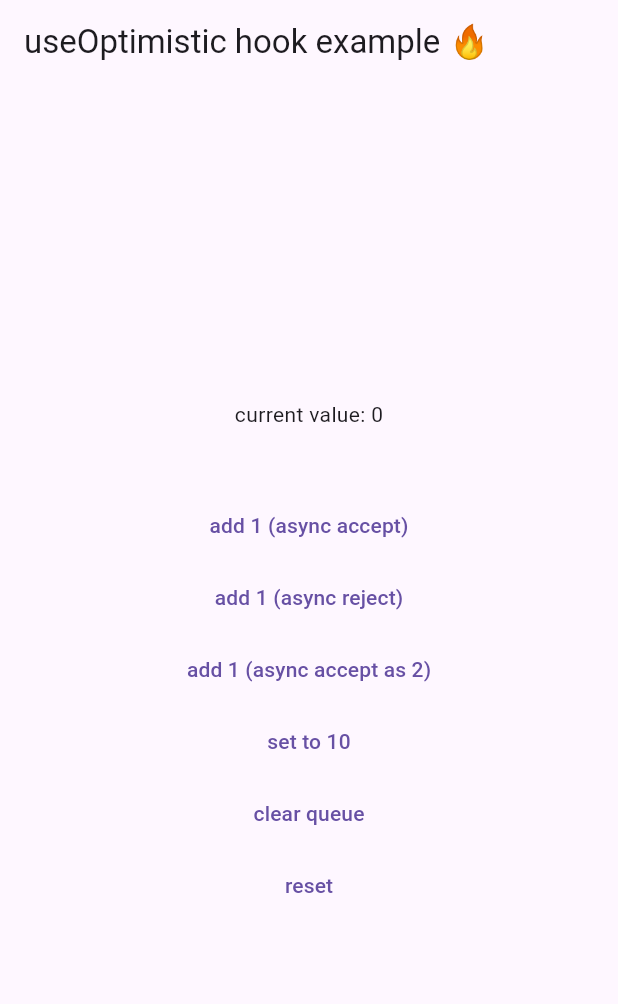
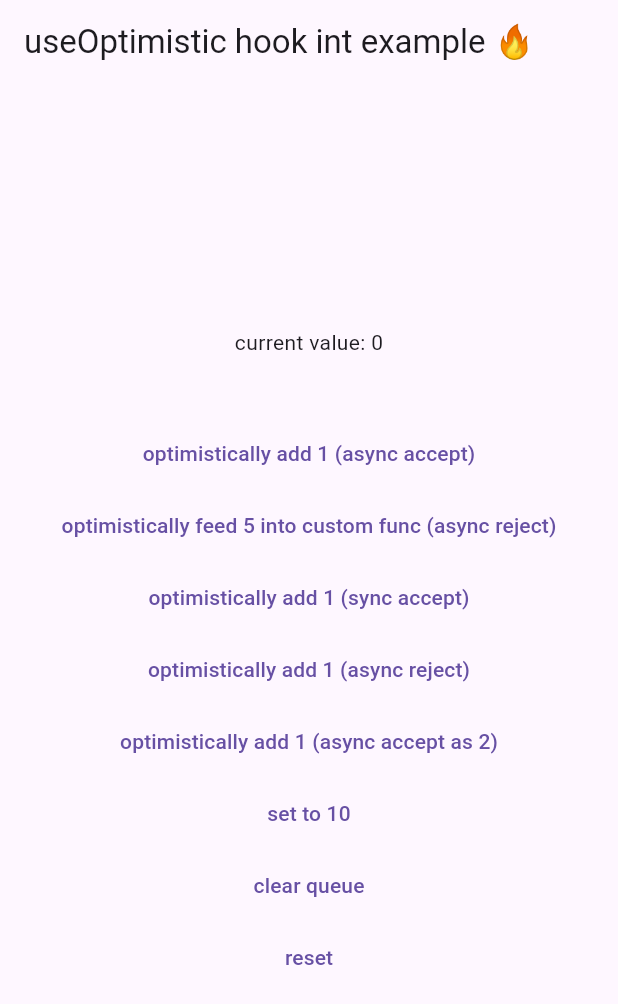
Before and after one commit to mattrltrent/use_optimistic, a Flutter app: the screen it shows after launch, on a phone screen of 412 x 824 dp. Shown: the top 1004 px of the screen. Run offline on Flutter 3.47's test engine with Material 3 defaults, Android fonts, the phone set to English and light mode, and no system bars.

```diff
--- a/example/lib/main.dart
+++ b/example/lib/main.dart
@@ -11,7 +11,7 @@ class MyApp extends StatelessWidget {
     return MaterialApp(
       home: Scaffold(
         appBar: AppBar(
-          title: const Text("useOptimistic hook example 🔥"),
+          title: const Text("useOptimistic hook int example 🔥"),
         ),
         body: const OptimisticUI(),
       ),
@@ -27,25 +27,35 @@ class OptimisticUI extends StatefulWidget {
 }
 
 class OptimisticUIState extends State<OptimisticUI> {
+  // create a new instance of the hook, setting its initial state to 0 and defining it be of type int
   final UseOptimistic<int> useOptimistic = UseOptimistic<int>(initialState: 0);
 
   @override
   void initState() {
     super.initState();
-    useOptimistic.addListener(() => setState(() => {}));
+    // listen to the changes in the state and update the UI
+    // triggers for both the original optimistic updates and resolving the resolver with resolver.[someMethod]
+    // also triggered by [clearQueue] and [reset] once
+    //
+    // THIS IS IMPORTANT, YOUR UI WILL NOT UPDATE REACTIVELY TO STATE CHANGE UNLESS YOU CALL THIS!!!!!
+    useOptimistic.addListener(() => setState(() => debugPrint("state changed to: ${useOptimistic.state}")));
   }
 
   @override
   void dispose() {
+    // remove the listener to avoid memory leaks upon the disposal of the widget
     useOptimistic.dispose();
     super.dispose();
   }
 
-  Resolver<int> _addValue(int value) {
+  // create a new resolver to handle the optimistic update for some integer values
+  Resolver<int> _addValue(int newValToFunctions) {
     return useOptimistic.fn(
-      value,
-      todo: (currentState, newValue) => currentState + newValue,
-      undo: (currentState, oldValue) => currentState - oldValue,
+      newValToFunctions, // the value to be fed to functions below
+      todo: (currentState, newValue) =>
+          currentState + newValue, // the optimistic update that uses the [value] above as the [newValue]
+      undo: (currentState, oldValue) =>
+          currentState - oldValue, // the undo function that uses the [value] above as the [oldValue]
     );
   }
 
@@ -57,41 +67,77 @@ class OptimisticUIState extends State<OptimisticUI> {
         children: [
           Text("current value: ${useOptimistic.state}"),
           const SizedBox(height: 40),
+          // buttons to test the optimistic updates
           TextButton(
             onPressed: () async {
               final r = _addValue(1);
-              await Future.delayed(const Duration(seconds: 1));
+              await Future.delayed(const Duration(seconds: 1)); // simulate a server response
+              // example: assume the server responds with an error, so we want to reject the optimistic update
               r.accept();
+              // note: calling r.[someMethod] N times has no effect; it only considers the first call
+              r.reject();
             },
-            child: const Text("add 1 (async accept)"),
+            child: const Text("optimistically add 1 (async accept)"),
+          ),
+          // use a new .fn directly to handle the optimistic update for some new function todo and undo
+          TextButton(
+            onPressed: () async {
+              final r = useOptimistic.fn(
+                5, // the value to be fed to functions below
+                todo: (currentState, newValue) => currentState ~/ newValue, // the optimistic update
+                undo: (currentState, oldValue) =>
+                    currentState *
+                    oldValue, // the undo function (as shown, can technically not match the exact opposite of [todo])
+              );
+              await Future.delayed(const Duration(seconds: 1)); // simulate a server response
+              r.reject();
+            },
+            child: const Text("optimistically feed 5 into custom func (async reject)"),
+          ),
+          TextButton(
+            onPressed: () {
+              useOptimistic
+                  .fn(
+                    1,
+                    todo: (currentState, newValue) => currentState + newValue,
+                    undo: (currentState, oldValue) => currentState - oldValue,
+                  )
+                  .accept(); // again, this triggers the state lister TWICE -> once for the original optimistic update and once for the resolver
+            },
+            child: const Text("optimistically add 1 (sync accept)"),
           ),
           TextButton(
             onPressed: () async {
               final r = _addValue(1);
-              await Future.delayed(const Duration(seconds: 1));
+              await Future.delayed(const Duration(seconds: 5)); // simulate a server response
+              // example: assume the server responds with an error, so we want to reject the optimistic update
               r.reject();
             },
-            child: const Text("add 1 (async reject)"),
+            child: const Text("optimistically add 1 (async reject)"),
           ),
           TextButton(
             onPressed: () async {
               final r = _addValue(1);
-              await Future.delayed(const Duration(seconds: 1));
+              await Future.delayed(const Duration(seconds: 1)); // simulate a server response
+              // example: assume the server responds with 2, so we want to change our initial +1 to +2
               r.acceptAs(2);
             },
-            child: const Text("add 1 (async accept as 2)"),
+            child: const Text("optimistically add 1 (async accept as 2)"),
           ),
           TextButton(
             onPressed: () {
+              // example: set the state to 10
               useOptimistic.state = 10;
             },
             child: const Text("set to 10"),
           ),
           TextButton(
+            // clear the pending updates queue
             onPressed: () => useOptimistic.clearQueue(),
             child: const Text("clear queue"),
           ),
           TextButton(
+            // reset the state to the initial state
             onPressed: () => useOptimistic.reset(),
             child: const Text("reset"),
           ),
```
Also changed, not shown: lib/src/hook.dart (+40 -0 lines), pubspec.yaml (+5 -3 lines), assets/demo.png (added), 3 other files.
